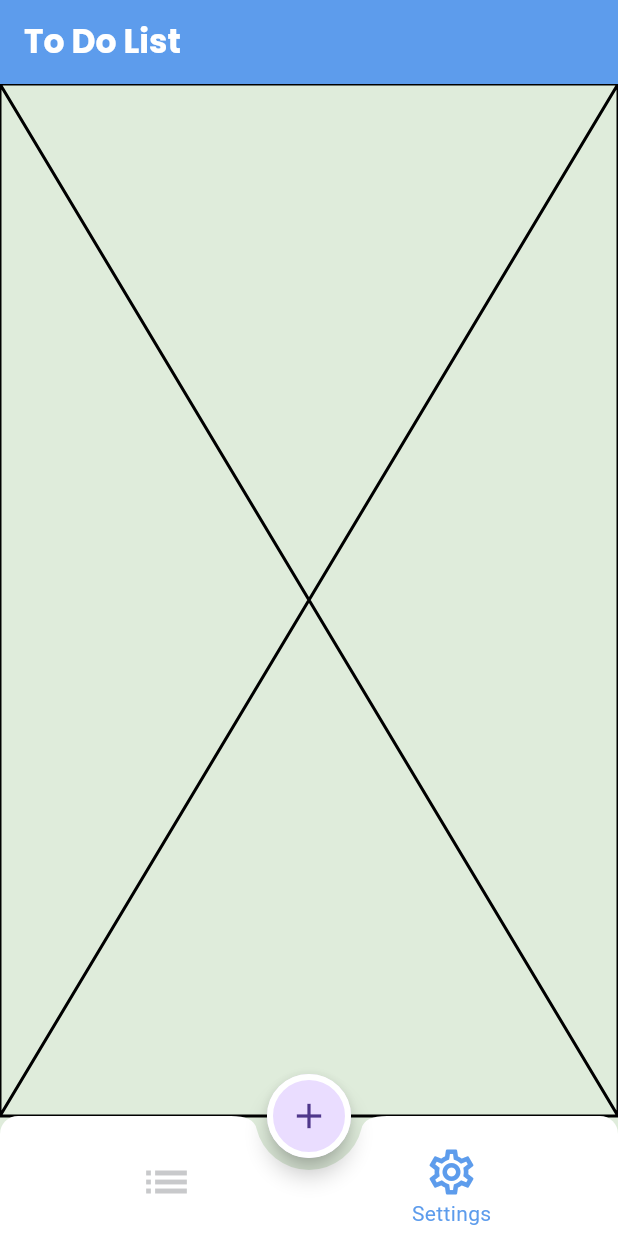
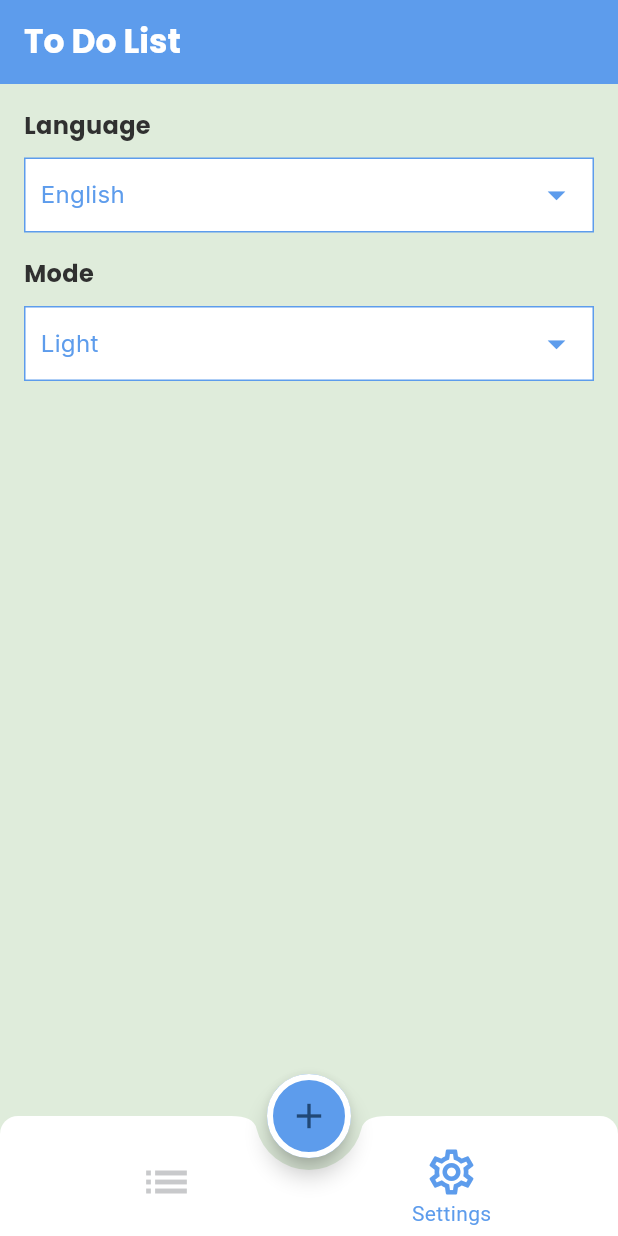
Before and after one commit to AlaaKhairy0/todo_app, a Flutter app: the screen it shows after launch, item 2 of the bottom bar chosen, on a phone screen of 412 x 824 dp. Run offline on Flutter 3.47's test engine with Material 3 defaults, Android fonts, the phone set to English and light mode, and no system bars; our stand-ins replace google_fonts.

Commit message:
finish settings tab ui

```diff
--- a/lib/config/theme/app_theme.dart
+++ b/lib/config/theme/app_theme.dart
@@ -4,6 +4,11 @@ import 'package:todo_app/core/utils/colors_manager.dart';
 
 class AppTheme {
   static ThemeData light = ThemeData(
+    colorScheme: ColorScheme.fromSeed(
+      seedColor: ColorsManager.blue,
+      primary: ColorsManager.blue,
+      onPrimary: ColorsManager.white,
+    ),
     scaffoldBackgroundColor: ColorsManager.scaffoldBg,
     appBarTheme: AppBarTheme(
       color: ColorsManager.blue,
@@ -21,10 +26,9 @@ class AppTheme {
       unselectedIconTheme: IconThemeData(size: 36),
     ),
     bottomAppBarTheme: const BottomAppBarTheme(
-      shape: CircularNotchedRectangle(),
-      color: ColorsManager.white
-    ),
+        shape: CircularNotchedRectangle(), color: ColorsManager.white),
     floatingActionButtonTheme: const FloatingActionButtonThemeData(
+        backgroundColor: ColorsManager.blue,
         iconSize: 28,
         shape: StadiumBorder(
           side: BorderSide(
--- a/lib/core/utils/app_styles.dart
+++ b/lib/core/utils/app_styles.dart
@@ -8,4 +8,14 @@ class LightAppStyle {
     fontWeight: FontWeight.w700,
     color: ColorsManager.white,
   );
+  static TextStyle settingsTabLabel = GoogleFonts.poppins(
+    fontSize: 16,
+    fontWeight: FontWeight.w700,
+    color: ColorsManager.black,
+  );
+  static TextStyle settingsTabSelectedItem = GoogleFonts.inter(
+    color: ColorsManager.blue,
+    fontSize: 16,
+    fontWeight: FontWeight.w400,
+  );
 }
--- a/lib/core/utils/colors_manager.dart
+++ b/lib/core/utils/colors_manager.dart
@@ -2,7 +2,8 @@ import 'package:flutter/material.dart';
 
 class ColorsManager{
 static const Color blue = Color(0xFF5D9CEC);
-static const Color scaffoldBg = Color(0xFFDFECDB);
-static const Color white = Color(0xFFFFFFFF);
-static const Color grey = Color(0xFFC8C9CB);
+  static const Color scaffoldBg = Color(0xFFDFECDB);
+  static const Color white = Color(0xFFFFFFFF);
+  static const Color grey = Color(0xFFC8C9CB);
+  static const Color black = Color(0xFF303030);
 }
--- a/lib/presentation/screens/home/tabs/settings_tab/settings_tab.dart
+++ b/lib/presentation/screens/home/tabs/settings_tab/settings_tab.dart
@@ -1,12 +1,113 @@
 import 'package:flutter/material.dart';
+import 'package:todo_app/core/utils/app_styles.dart';
+import 'package:todo_app/core/utils/colors_manager.dart';
 
-class SettingsTab extends StatelessWidget {
+class SettingsTab extends StatefulWidget {
   const SettingsTab({super.key});
 
   @override
+  State<SettingsTab> createState() => _SettingsTabState();
+}
+
+class _SettingsTabState extends State<SettingsTab> {
+  String selectedLanguage = 'English';
+  String selectedMode = 'Light';
+
+  @override
   Widget build(BuildContext context) {
-    return const Placeholder(
-      color: Colors.black,
+    return Container(
+      padding: const EdgeInsets.all(16),
+      child: Column(
+        crossAxisAlignment: CrossAxisAlignment.stretch,
+        children: [
+          Text(
+            'Language',
+            style: LightAppStyle.settingsTabLabel,
+          ),
+          const SizedBox(
+            height: 10,
+          ),
+          buildSettingsTabComponent(
+              item: MenuItem(item1: 'English', item2: 'العربية'),
+              selectedItem: selectedLanguage,
+              onSelected: (newLang) {
+                setState(() {
+                  selectedLanguage = newLang ?? selectedLanguage;
+                });
+              }),
+          const SizedBox(
+            height: 16,
+          ),
+          Text(
+            'Mode',
+            style: LightAppStyle.settingsTabLabel,
+          ),
+          const SizedBox(
+            height: 10,
+          ),
+          buildSettingsTabComponent(
+              item: MenuItem(item1: 'Light', item2: 'Dark'),
+              selectedItem: selectedMode,
+              onSelected: (newMode) {
+                setState(() {
+                  selectedMode = newMode ?? selectedMode;
+                });
+              }),
+        ],
+      ),
     );
   }
+
+  Widget buildSettingsTabComponent(
+          {required MenuItem item,
+          required String selectedItem,
+          required Function(String?) onSelected}) =>
+      Container(
+        padding: const EdgeInsets.all(10),
+        decoration: BoxDecoration(
+          color: Theme.of(context).colorScheme.onPrimary,
+          border: Border.all(
+            color: ColorsManager.blue,
+          ),
+        ),
+        child: Row(
+          mainAxisAlignment: MainAxisAlignment.spaceBetween,
+          children: [
+            Text(
+              selectedItem,
+              style: LightAppStyle.settingsTabSelectedItem,
+            ),
+            buildDropDown(
+                item: item, selectedItem: selectedItem, onSelected: onSelected),
+          ],
+        ),
+      );
+
+  Widget buildDropDown(
+          {required MenuItem item,
+          required String selectedItem,
+          required Function(String?) onSelected}) =>
+      DropdownButton<String>(
+        underline: const SizedBox(),
+        iconSize: 28,
+        icon: const Icon(
+          Icons.arrow_drop_down,
+          color: ColorsManager.blue,
+        ),
+        isDense: true,
+        items: <String>[item.item1, item.item2].map((String value) {
+          return DropdownMenuItem<String>(
+            value: value,
+            child: Text(value),
+          );
+        }).toList(),
+        onChanged: onSelected,
+      );
 }
+
+class MenuItem {
+  String item1;
+  String item2;
+
+  MenuItem({required this.item1, required this.item2});
+}
```
Also changed, not shown: lib/presentation/screens/home/home_screen.dart (+4 -3 lines).
